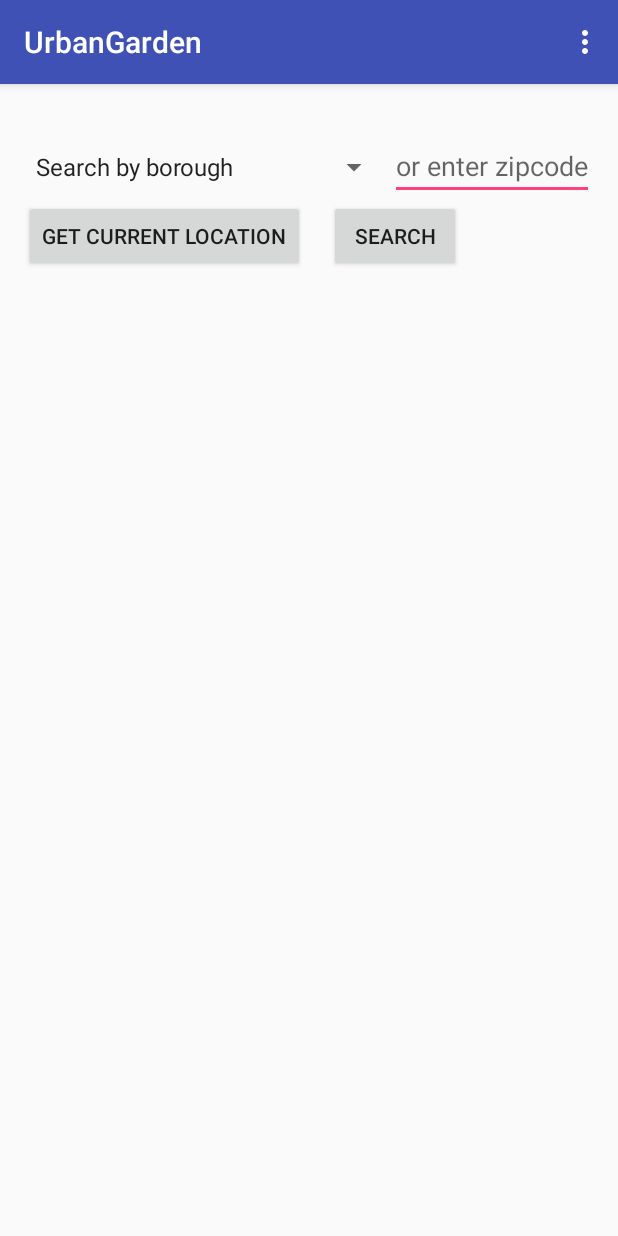
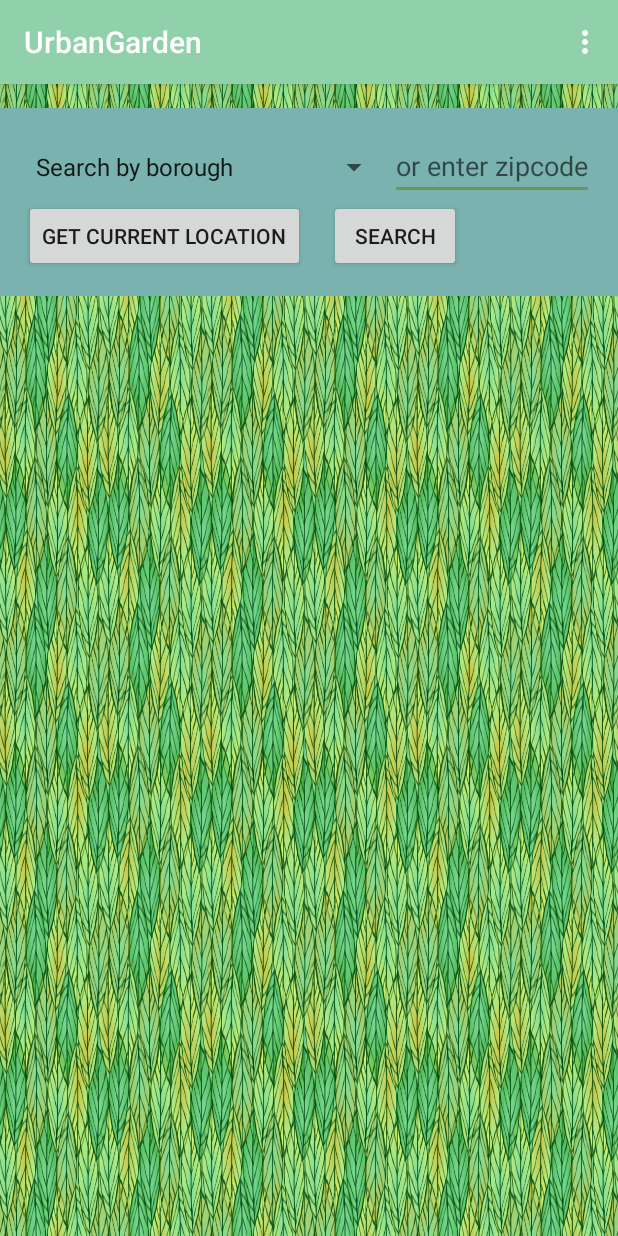
Before and after one commit to ajoxe/UrbanGarden, an Android app: the screen it shows after launch (GardenSearchActivity), on a phone screen of 412 x 824 dp. Run offline under Robolectric (Android 15) with nearby library versions, the phone set to English and light mode, and no system bars; our stand-ins replace Room's generated code; libraries missing offline, so code that uses them is left out: android.arch.persistence.

Commit message:
colors and patterns

```diff
--- /dev/null
+++ b/app/src/main/res/color/sea_green.xml
@@ -0,0 +1,4 @@
+<?xml version="1.0" encoding="utf-8"?>
+<selector xmlns:android="http://schemas.android.com/apk/res/android">
+
+</selector>
--- a/app/src/main/res/layout/activity_garden_search.xml
+++ b/app/src/main/res/layout/activity_garden_search.xml
@@ -7,26 +7,10 @@
     android:orientation="vertical"
     android:paddingTop="@dimen/layout_padding"
     android:id="@+id/parent"
+    android:background="@drawable/leafbackground"
     tools:context="com.example.android.urbangarden.GardenSearchActivity">
 
-    <TextView
-        android:id="@+id/search_toggle_text_view"
-        android:layout_width="match_parent"
-        android:layout_height="wrap_content"
-        android:layout_gravity="end"
-        android:drawableRight="@android:drawable/ic_menu_more"
-        android:drawableTint="#a9a9a9"
-        android:gravity="center_vertical"
-        android:background="#71945a"
-        android:paddingRight="@dimen/layout_padding"
-        android:text="@string/search_option_toggle"
-        android:textAppearance="@style/Base.TextAppearance.AppCompat.Medium.Inverse"
-        android:textColor="#a9a9a9"
-        android:textSize="10sp"
-        android:paddingVertical="4dp"
-        android:paddingLeft="@dimen/layout_padding"
-        android:visibility="gone"
-       />
+
 
     <LinearLayout
         android:id="@+id/search_layout"
@@ -34,7 +18,8 @@
         android:layout_height="wrap_content"
         android:layout_marginBottom="@dimen/layout_padding"
         android:orientation="vertical"
-        android:padding="@dimen/layout_padding">
+        android:padding="@dimen/layout_padding"
+        android:background="@color/colorPrimaryDark">
 
         <LinearLayout
             android:layout_width="match_parent"
@@ -79,16 +64,45 @@
 
         </LinearLayout>
     </LinearLayout>
+    <LinearLayout
+        android:layout_width="match_parent"
+        android:layout_height="wrap_content"
+        android:orientation="horizontal"
+        android:background="@color/colorPrimaryDark">
         <TextView
             android:id="@+id/gardens_banner_text_view"
-        android:layout_width="match_parent"
+            android:layout_width="0dp"
+            android:layout_weight="2"
             android:layout_height="wrap_content"
             android:hint="Community Gardens in "
+            android:textSize="18sp"
             android:padding="@dimen/layout_padding"
             android:background="#79b2ae"
             android:gravity="center"
             android:textAppearance="@style/Base.TextAppearance.AppCompat.Title.Inverse"
             android:visibility="gone"/>
+        <TextView
+            android:id="@+id/search_toggle_text_view"
+            android:layout_width="0dp"
+            android:layout_weight=".5"
+            android:layout_height="wrap_content"
+            android:layout_gravity="end"
+            android:drawableRight="@android:drawable/ic_menu_more"
+            android:drawableTint="#ffffff"
+            android:gravity="center_vertical"
+            android:background="@color/colorPrimaryDark"
+            android:paddingRight="@dimen/layout_padding"
+            android:text="@string/search_option_toggle"
+            android:textAppearance="@style/Base.TextAppearance.AppCompat.Medium.Inverse"
+            android:textColor="#ffffff"
+            android:textSize="10sp"
+            android:paddingVertical="4dp"
+            android:paddingLeft="@dimen/layout_padding"
+            android:visibility="gone"
+            />
+
+    </LinearLayout>
+
 
     <android.support.v7.widget.RecyclerView
         android:id="@+id/search_recycler_view"
--- a/app/src/main/res/values/colors.xml
+++ b/app/src/main/res/values/colors.xml
@@ -1,6 +1,7 @@
 <?xml version="1.0" encoding="utf-8"?>
 <resources>
-    <color name="colorPrimary">#3F51B5</color>
-    <color name="colorPrimaryDark">#303F9F</color>
-    <color name="colorAccent">#FF4081</color>
+    <color name="colorPrimary">#90d0ab</color>
+    <color name="colorPrimaryDark">#79b2ae</color>
+    <color name="colorAccent">#71945a</color>
+
 </resources>
```
Also changed, not shown: app/src/main/res/drawable/leafbackground.png (added). Lines whose indentation alone changed are shown as unchanged.
